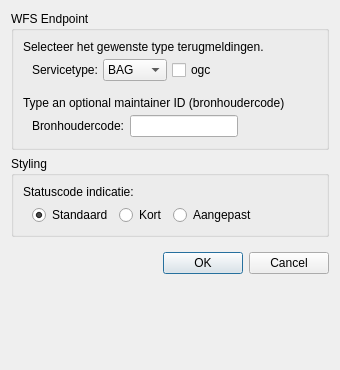
Before: the Qt Designer form plugin/controller/subcontrollers/dialogs/services.ui in 32BT/QGIS-32BT-verbeterdekaart, drawn with Qt 5.
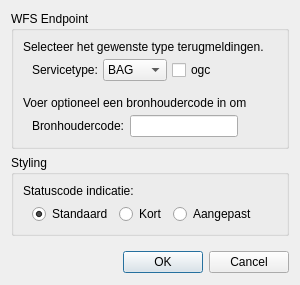
After: the same form once the commit is applied.

Diff of the .ui file:
```diff
--- a/plugin/controller/subcontrollers/dialogs/services.ui
+++ b/plugin/controller/subcontrollers/dialogs/services.ui
@@ -2,13 +2,11 @@
 <ui version="4.0">
  <class>Dialog</class>
  <widget class="QDialog" name="Dialog">
-  <property name="geometry">
-   <rect>
-    <x>0</x>
-    <y>0</y>
-    <width>340</width>
-    <height>370</height>
-   </rect>
+  <property name="sizePolicy">
+   <sizepolicy hsizetype="MinimumExpanding" vsizetype="MinimumExpanding">
+    <horstretch>0</horstretch>
+    <verstretch>0</verstretch>
+   </sizepolicy>
   </property>
   <property name="windowTitle">
    <string>Dialog</string>
@@ -96,7 +94,7 @@
             </property>
             <property name="sizeHint" stdset="0">
              <size>
-              <width>40</width>
+              <width>20</width>
               <height>20</height>
              </size>
             </property>
@@ -114,10 +112,7 @@
         <item>
          <widget class="QLabel" name="filterInfo">
           <property name="text">
-           <string>Type an optional maintainer ID (bronhoudercode)</string>
-          </property>
-          <property name="wordWrap">
-           <bool>true</bool>
+           <string>Voer optioneel een bronhoudercode in om</string>
           </property>
          </widget>
         </item>
@@ -143,7 +138,7 @@
             </property>
             <property name="sizeHint" stdset="0">
              <size>
-              <width>40</width>
+              <width>20</width>
               <height>20</height>
              </size>
             </property>
@@ -153,22 +148,6 @@
         </item>
        </layout>
       </item>
-      <item>
-       <spacer name="verticalSpacer_2">
-        <property name="orientation">
-         <enum>Qt::Vertical</enum>
-        </property>
-        <property name="sizeType">
-         <enum>QSizePolicy::MinimumExpanding</enum>
-        </property>
-        <property name="sizeHint" stdset="0">
-         <size>
-          <width>0</width>
-          <height>1</height>
-         </size>
-        </property>
-       </spacer>
-      </item>
      </layout>
     </widget>
    </item>
@@ -221,7 +200,7 @@
           </property>
           <property name="sizeHint" stdset="0">
            <size>
-            <width>40</width>
+            <width>20</width>
             <height>20</height>
            </size>
           </property>
@@ -262,7 +241,7 @@
     </widget>
    </item>
    <item>
-    <spacer name="verticalSpacer_3">
+    <spacer name="verticalSpacer_2">
      <property name="orientation">
       <enum>Qt::Vertical</enum>
      </property>
```
Left out of the diff: 2 changed lines with no effect on the pictures.
